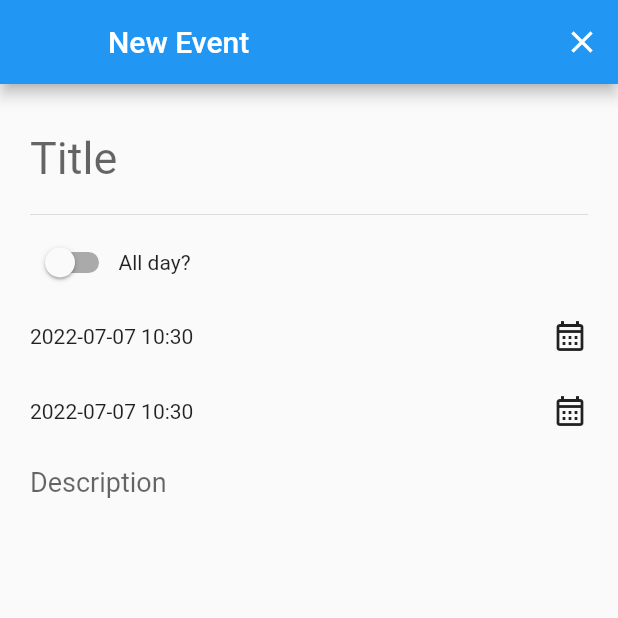
After one commit to Kevin-H2R/calendy-front, a Flutter app: the NewEventView screen opened directly, on a phone screen of 412 x 824 dp, the top half of it. The commit adds this screen. Run offline on Flutter 3.47's test engine with Material 2 defaults, Android fonts, the phone set to English and light mode, and no system bars; our stand-ins replace flutter_datetime_picker, flutter_phoenix, flutter_secure_storage, sliding_up_panel, syncfusion_flutter_calendar; accounts and stored records are empty.

Commit message:
Starts adding new event form

```diff
--- /dev/null
+++ b/lib/form/new_event_view.dart
@@ -0,0 +1,126 @@
+import 'package:flutter/material.dart';
+import 'package:flutter_datetime_picker/flutter_datetime_picker.dart';
+import 'package:intl/intl.dart';
+
+class NewEventView extends StatefulWidget {
+  const NewEventView({Key? key}) : super(key: key);
+
+  @override
+  State<NewEventView> createState() => _NewEventViewState();
+}
+
+class _NewEventViewState extends State<NewEventView> {
+  final _formKey = GlobalKey<FormState>();
+  final _titleController = TextEditingController();
+  final _descriptionController = TextEditingController();
+  DateTime _start = DateTime.now();
+  DateTime _end = DateTime.now();
+  bool _allDay = false;
+
+  @override
+  Widget build(BuildContext context) {
+    return Scaffold(
+      resizeToAvoidBottomInset: false,
+      appBar: AppBar(
+          leading: const SizedBox.shrink(),
+          title: const Text('New Event'),
+          actions: [
+            IconButton(
+                onPressed: () {
+                  Navigator.pop(context);
+                },
+                icon: const Icon(Icons.close))
+          ]),
+      body: Padding(
+        padding: const EdgeInsets.all(20),
+        child: Form(
+          key: _formKey,
+          child: Column(
+            children: [
+              TextFormField(
+                controller: _titleController,
+                decoration: const InputDecoration(
+                    hintText: "Title", border: InputBorder.none),
+                style: const TextStyle(fontSize: 30),
+              ),
+              const Divider(),
+              Row(children: [
+                Switch(
+                    value: _allDay,
+                    onChanged: (value) {
+                      setState(() {
+                        _allDay = value;
+                      });
+                    }),
+                const Text("All day?")
+              ]),
+              AnimatedSwitcher(
+                  duration: Duration(milliseconds: 200),
+                  child: _allDay
+                      ? const SizedBox(
+                          key: Key('notDisplayed'),
+                        )
+                      : Column(key: Key('displayed'), children: [
+                          GestureDetector(
+                              onTap: () {
+                                DatePicker.showDateTimePicker(
+                                  context,
+                                  showTitleActions: true,
+                                  currentTime: _start,
+                                  onConfirm: (date) {
+                                    setState(() {
+                                      _start = date;
+                                      if (_end.compareTo(_start) < 0) {
+                                        _end = _start;
+                                      }
+                                    });
+                                  },
+                                );
+                              },
+                              child: SizedBox(
+                                  height: 50,
+                                  child: Row(children: [
+                                    Expanded(
+                                        child: Text(
+                                            DateFormat('yyyy-MM-dd kk:mm')
+                                                .format(_start))),
+                                    const Icon(Icons.calendar_month_outlined)
+                                  ]))),
+                          GestureDetector(
+                              onTap: () {
+                                DatePicker.showDateTimePicker(
+                                  context,
+                                  showTitleActions: true,
+                                  currentTime: _end,
+                                  onConfirm: (date) {
+                                    setState(() {
+                                      _end = date;
+                                    });
+                                  },
+                                );
+                              },
+                              child: SizedBox(
+                                  height: 50,
+                                  child: Row(children: [
+                                    Expanded(
+                                        child: Text(
+                                            DateFormat('yyyy-MM-dd kk:mm')
+                                                .format(_end))),
+                                    const Icon(Icons.calendar_month_outlined)
+                                  ])))
+                        ])),
+              TextFormField(
+                controller: _descriptionController,
+                minLines: 2,
+                maxLines: 99,
+                style: const TextStyle(fontSize: 18),
+                decoration: const InputDecoration(
+                    hintText: "Description", border: InputBorder.none),
+              ),
+            ],
+          ),
+        ),
+      ),
+    );
+  }
+}
--- a/pubspec.yaml
+++ b/pubspec.yaml
@@ -40,6 +40,7 @@ dependencies:
   syncfusion_flutter_calendar: ^20.2.36
   sliding_up_panel: ^2.0.0+1
   intl: ^0.17.0
+  flutter_datetime_picker: ^1.5.1
 
 dev_dependencies:
   flutter_test:
```
Also changed, not shown: lib/home/home_view.dart (+24 -1 lines), pubspec.lock.
